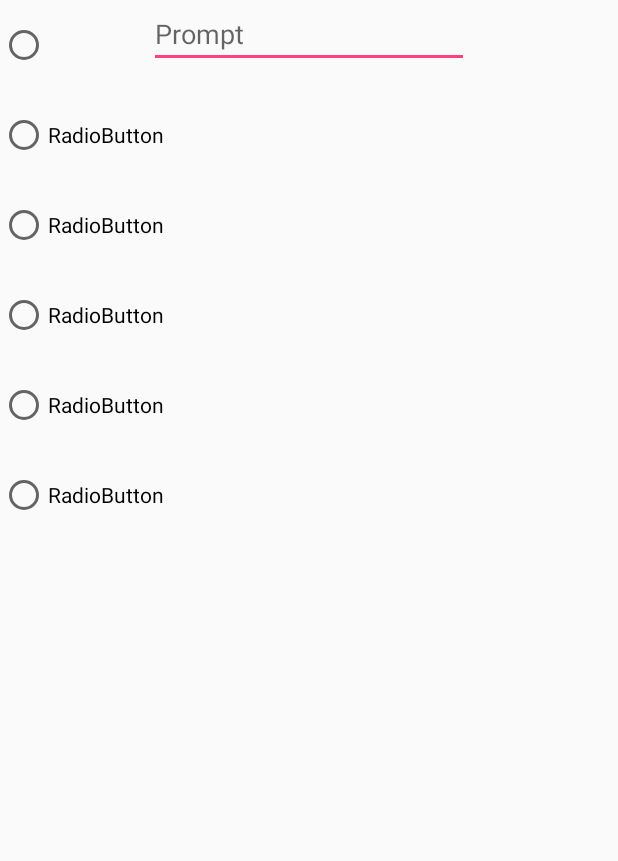
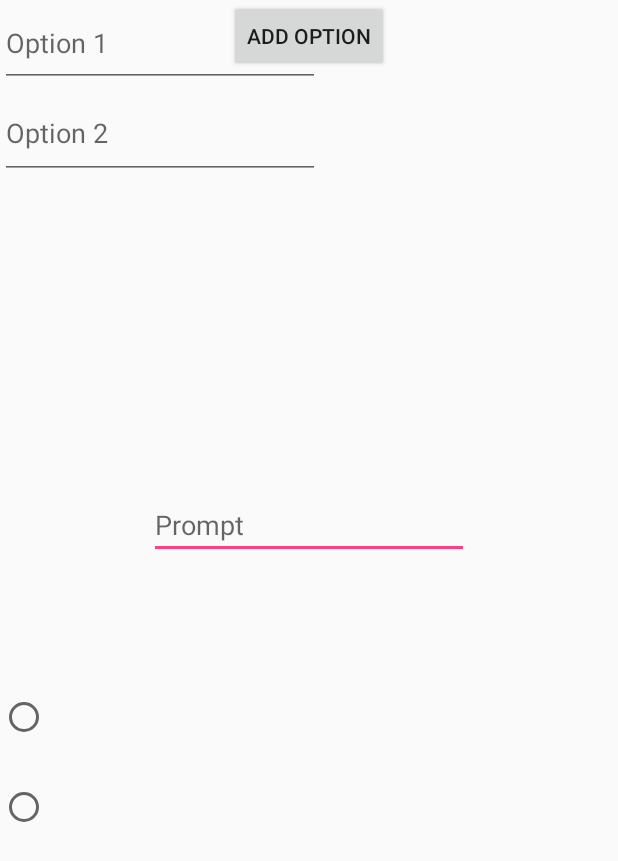
Before and after one commit to loliveto/newD6, an Android app: the layout create_mcquestion.xml on its own in the app's theme, with its tools: preview values and no code run, on a phone screen of 412 x 824 dp. Shown: the top 861 px of the screen. Run offline under Robolectric (Android 15) with nearby library versions, the phone set to English and light mode, and no system bars.

Commit message:
mc question

```diff
--- a/app/src/main/res/layout/create_mcquestion.xml
+++ b/app/src/main/res/layout/create_mcquestion.xml
@@ -10,20 +10,23 @@
         android:id="@+id/editText"
         android:layout_width="wrap_content"
         android:layout_height="wrap_content"
+        android:layout_marginBottom="75dp"
         android:layout_marginEnd="8dp"
         android:layout_marginStart="8dp"
         android:ems="10"
         android:hint="Prompt"
         android:inputType="textPersonName"
+        app:layout_constraintBottom_toTopOf="@+id/radioGroup"
         app:layout_constraintEnd_toEndOf="parent"
-        app:layout_constraintStart_toStartOf="parent"
-        tools:layout_editor_absoluteY="16dp" />
+        app:layout_constraintStart_toStartOf="parent" />
 
     <RadioGroup
-        android:layout_width="164dp"
+        android:id="@+id/radioGroup"
+        android:layout_width="57dp"
         android:layout_height="360dp"
-        tools:layout_editor_absoluteX="85dp"
-        tools:layout_editor_absoluteY="88dp">
+        android:layout_marginBottom="16dp"
+        app:layout_constraintBottom_toBottomOf="parent"
+        tools:layout_editor_absoluteX="55dp">
 
         <RadioButton
             android:id="@+id/mcOption1"
@@ -32,36 +35,112 @@
             android:layout_weight="1" />
 
         <RadioButton
+            android:id="@+id/mcOption2"
+            android:layout_width="wrap_content"
+            android:layout_height="wrap_content"
+            android:layout_weight="1" />
+
+        <RadioButton
+            android:id="@+id/mcOption3"
             android:layout_width="wrap_content"
             android:layout_height="wrap_content"
             android:layout_weight="1"
-            android:text="RadioButton" />
+            android:visibility="invisible" />
 
         <RadioButton
+            android:id="@+id/mcOption4"
             android:layout_width="wrap_content"
             android:layout_height="wrap_content"
             android:layout_weight="1"
-            android:text="RadioButton" />
+            android:visibility="invisible" />
 
         <RadioButton
-            android:id="@+id/radioButton"
+            android:id="@+id/mcOption5"
             android:layout_width="wrap_content"
             android:layout_height="wrap_content"
             android:layout_weight="1"
-            android:text="RadioButton" />
+            android:visibility="invisible" />
 
         <RadioButton
-            android:id="@+id/radioButton2"
+            android:id="@+id/mcOption6"
             android:layout_width="wrap_content"
             android:layout_height="wrap_content"
             android:layout_weight="1"
-            android:text="RadioButton" />
+            android:visibility="invisible" />
+    </RadioGroup>
 
-        <RadioButton
-            android:id="@+id/radioButton3"
-            android:layout_width="wrap_content"
-            android:layout_height="wrap_content"
-            android:layout_weight="1"
-            android:text="RadioButton" />
-    </RadioGroup>
+    <EditText
+        android:id="@+id/mcText1"
+        android:layout_width="wrap_content"
+        android:layout_height="58dp"
+        android:ems="10"
+        android:hint="Option 1"
+        android:inputType="textPersonName"
+        tools:layout_editor_absoluteX="112dp"
+        tools:layout_editor_absoluteY="135dp" />
+
+    <EditText
+        android:id="@+id/mcText2"
+        android:layout_width="wrap_content"
+        android:layout_height="61dp"
+        android:ems="10"
+        android:hint="Option 2"
+        android:inputType="textPersonName"
+        app:layout_constraintTop_toBottomOf="@+id/mcText1"
+        tools:layout_editor_absoluteX="112dp" />
+
+    <EditText
+        android:id="@+id/mcText3"
+        android:layout_width="wrap_content"
+        android:layout_height="60dp"
+        android:ems="10"
+        android:hint="Option 3"
+        android:inputType="textPersonName"
+        android:visibility="invisible"
+        app:layout_constraintTop_toBottomOf="@+id/mcText2"
+        tools:layout_editor_absoluteX="112dp" />
+
+    <EditText
+        android:id="@+id/mcText4"
+        android:layout_width="wrap_content"
+        android:layout_height="60dp"
+        android:ems="10"
+        android:hint="Option 4"
+        android:inputType="textPersonName"
+        android:visibility="invisible"
+        app:layout_constraintTop_toBottomOf="@+id/mcText3"
+        tools:layout_editor_absoluteX="112dp" />
+
+    <EditText
+        android:id="@+id/mcText5"
+        android:layout_width="wrap_content"
+        android:layout_height="62dp"
+        android:ems="10"
+        android:hint="Option 5"
+        android:inputType="textPersonName"
+        android:visibility="invisible"
+        app:layout_constraintTop_toBottomOf="@+id/mcText4"
+        tools:layout_editor_absoluteX="112dp" />
+
+    <EditText
+        android:id="@+id/mcText6"
+        android:layout_width="wrap_content"
+        android:layout_height="59dp"
+        android:ems="10"
+        android:hint="Option 6"
+        android:inputType="textPersonName"
+        android:visibility="invisible"
+        app:layout_constraintTop_toBottomOf="@+id/mcText5"
+        tools:layout_editor_absoluteX="112dp" />
+
+    <Button
+        android:id="@+id/addOption"
+        android:layout_width="wrap_content"
+        android:layout_height="wrap_content"
+        android:layout_marginEnd="8dp"
+        android:layout_marginStart="8dp"
+        android:text="Add Option"
+        app:layout_constraintEnd_toEndOf="parent"
+        app:layout_constraintStart_toStartOf="parent"
+        tools:layout_editor_absoluteY="69dp" />
 </android.support.constraint.ConstraintLayout>
```
Also changed, not shown: 1 other file.
